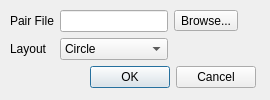
Before: the Qt Designer form KPD GUI/DialogReadFile.ui in mathieubray/KPDGUI, drawn with Qt 5.
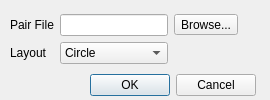
After: the same form once the commit is applied.

What changed in the file:
```diff
--- a/KPD GUI/DialogReadFile.ui
+++ b/KPD GUI/DialogReadFile.ui
@@ -31,7 +31,7 @@
      <x>10</x>
      <y>10</y>
      <width>246</width>
-     <height>79</height>
+     <height>90</height>
     </rect>
    </property>
    <layout class="QVBoxLayout" name="readFileVerticalLayout">
```
Left out of the diff: 12 changed lines with no effect on the pictures.
